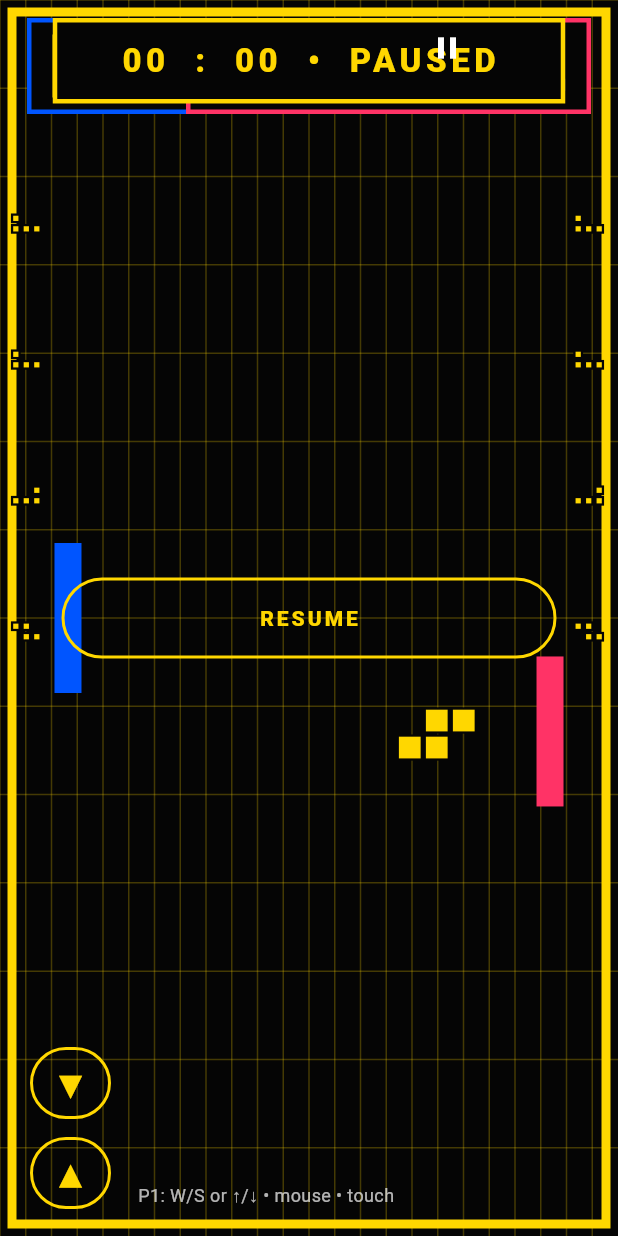
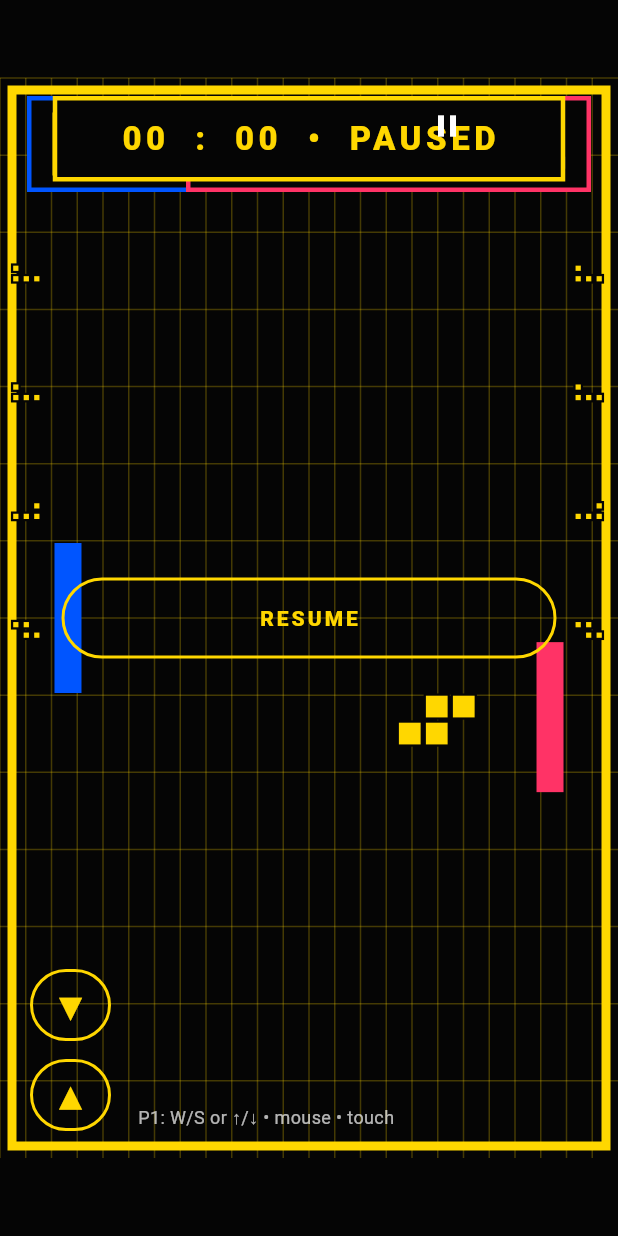
Before and after one commit to aloisiocosta-prof/tetrapong-flutter, a Flutter app: the screen it shows after launch, after a tap on "PLAY", after a tap on the "pause" icon, on a phone screen of 412 x 824 dp. Run offline on Flutter 3.47's test engine with Material 3 defaults, Android fonts, the phone set to English and light mode, and no system bars; our stand-ins replace web; missing offline and left inert: dart:js_interop.

Commit message:
feat: align arcade menu and gameplay hud

```diff
--- a/lib/main.dart
+++ b/lib/main.dart
@@ -356,7 +356,11 @@ class GameShell extends StatelessWidget {
         builder: (context, c) => Center(
           child: ConstrainedBox(
             constraints: const BoxConstraints(maxWidth: 1280),
-            child: _screen(context, c),
+            child: SizedBox(
+              width: math.min(c.maxWidth, 1280),
+              height: math.min(c.maxHeight, 720),
+              child: _screen(context, c),
+            ),
           ),
         ),
       ),
@@ -451,9 +455,15 @@ class MenuView extends StatelessWidget {
             style: TextStyle(color: pink, fontSize: 11),
           ),
         const SizedBox(height: 18),
-        ActionButton(label: 'PLAY', onTap: game.start, primary: true),
+        ActionButton(
+          label: 'PLAY',
+          icon: Icons.play_arrow,
+          onTap: game.start,
+          primary: true,
+        ),
         ActionButton(
           label: 'HOW TO PLAY',
+          icon: Icons.menu_book_outlined,
           onTap: () {
             game.state.phase = GamePhase.howToPlay;
             game.notifyListeners();
@@ -461,9 +471,33 @@ class MenuView extends StatelessWidget {
         ),
         ActionButton(
           label: 'SETTINGS',
+          icon: Icons.settings_outlined,
           onTap: () {
             game.state.phase = GamePhase.settings;
             game.notifyListeners();
+          },
+        ),
+        ActionButton(
+          label: 'CREDITS',
+          icon: Icons.star_outline,
+          onTap: () {
+            showDialog<void>(
+              context: context,
+              builder: (_) => AlertDialog(
+                backgroundColor: ink,
+                title: const Text('CREDITS', style: TextStyle(color: gold)),
+                content: const Text(
+                  'TetraPong — Flutter Web/Wasm prototype',
+                  style: TextStyle(color: Colors.white),
+                ),
+                actions: [
+                  TextButton(
+                    onPressed: () => Navigator.pop(context),
+                    child: const Text('CLOSE'),
+                  ),
+                ],
+              ),
+            );
           },
         ),
       ],
@@ -473,12 +507,14 @@ class MenuView extends StatelessWidget {
 
 class ActionButton extends StatelessWidget {
   final String label;
+  final IconData? icon;
   final VoidCallback onTap;
   final bool primary;
   const ActionButton({
     super.key,
     required this.label,
     required this.onTap,
+    this.icon,
     this.primary = false,
   });
   @override
@@ -493,9 +529,21 @@ class ActionButton extends StatelessWidget {
           side: BorderSide(color: primary ? gold : Colors.white70, width: 2),
           foregroundColor: primary ? gold : Colors.white,
         ),
-        child: Text(
-          label,
-          style: const TextStyle(fontWeight: FontWeight.w800, letterSpacing: 2),
+        child: Row(
+          mainAxisAlignment: MainAxisAlignment.center,
+          children: [
+            if (icon != null) ...[
+              Icon(icon, size: 21),
+              const SizedBox(width: 10),
+            ],
+            Text(
+              label,
+              style: const TextStyle(
+                fontWeight: FontWeight.w800,
+                letterSpacing: 2,
+              ),
+            ),
+          ],
         ),
       ),
     ),
```
Also changed, not shown: 1 other file.
